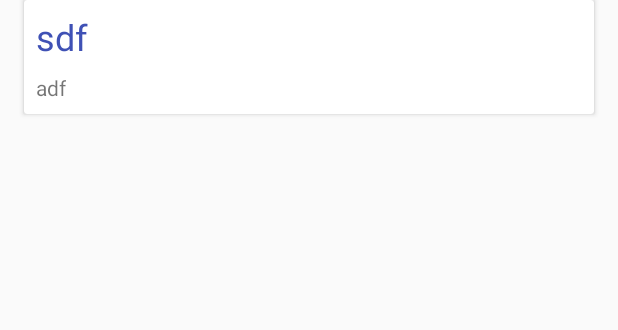
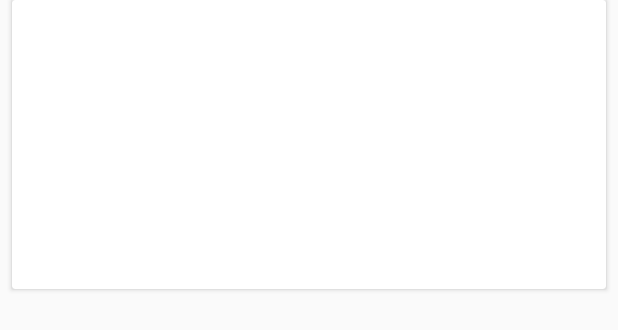
Before and after one commit to hikobe8/ChengduBuyHouse, an Android app: the layout item_query.xml on its own in the app's theme, with its tools: preview values and no code run, on a phone screen of 412 x 824 dp. Shown: the top 330 px of the screen. Run offline under Robolectric (Android 15) with nearby library versions, the phone set to English and light mode, and no system bars.

Commit message:
refactor ui of search

```diff
--- a/app/src/main/java/com/ray/chengdubuyhouse/bean/QueryResultBean.java
+++ b/app/src/main/java/com/ray/chengdubuyhouse/bean/QueryResultBean.java
@@ -19,7 +19,7 @@ public class QueryResultBean implements Parcelable {
     private String phone;
     private String startTime;
     private String endTime;
-    private String selectEndTime;
+    private String selectEndTime = "暂无";
     private String status;
     private boolean canSelect;
 
@@ -141,7 +141,8 @@ public class QueryResultBean implements Parcelable {
     }
 
     public void setSelectEndTime(String selectEndTime) {
-        this.selectEndTime = selectEndTime;
+        if (!TextUtils.isEmpty(selectEndTime))
+            this.selectEndTime = selectEndTime;
     }
 
     public String getStatus() {
--- a/app/src/main/java/com/ray/chengdubuyhouse/network/processor/QueryParseProcessor.java
+++ b/app/src/main/java/com/ray/chengdubuyhouse/network/processor/QueryParseProcessor.java
@@ -40,7 +40,7 @@ public class QueryParseProcessor implements IHtmlParseProcessor<List<QueryResult
             queryResultBean.setStartTime(trElement.child(8).text());
             queryResultBean.setEndTime(trElement.child(8).text());
             queryResultBean.setSelectEndTime(trElement.select("td.terminalTime").first().text());
-            queryResultBean.setStatus(trElement.child(10).text());
+            queryResultBean.setStatus(trElement.child(11).text());
             resultBeanList.add(queryResultBean);
         }
         if (!DistrictViewModel.sDataUpdated) {
--- a/app/src/main/res/layout/item_presell_house.xml
+++ b/app/src/main/res/layout/item_presell_house.xml
@@ -24,7 +24,7 @@
             <TextView
                 android:id="@+id/tv_address"
                 android:text="sdf"
-                android:textSize="24sp"
+                android:textSize="@dimen/text_size_big"
                 android:textColor="@color/colorPrimary"
                 android:layout_width="wrap_content"
                 android:layout_height="wrap_content"/>
@@ -32,6 +32,7 @@
             <TextView
                 android:id="@+id/tv_name"
                 android:text="adf"
+                android:textSize="@dimen/text_size_medium"
                 android:layout_marginTop="@dimen/nav_header_vertical_spacing"
                 android:layout_width="wrap_content"
                 android:layout_height="wrap_content"/>
--- a/app/src/main/res/layout/item_query.xml
+++ b/app/src/main/res/layout/item_query.xml
@@ -4,48 +4,96 @@
     xmlns:android="http://schemas.android.com/apk/res/android"
     android:layout_width="match_parent"
     android:layout_height="wrap_content"
-    android:layout_marginLeft="@dimen/activity_horizontal_margin"
-    android:layout_marginRight="@dimen/activity_horizontal_margin"
+    android:layout_marginLeft="@dimen/nav_header_vertical_spacing"
+    android:layout_marginRight="@dimen/nav_header_vertical_spacing"
     xmlns:app="http://schemas.android.com/apk/res-auto">
 
-    <LinearLayout
-        android:gravity="center_vertical"
-        android:orientation="horizontal"
+    <FrameLayout
+        android:padding="@dimen/nav_header_vertical_spacing"
         android:layout_width="match_parent"
-        android:layout_height="wrap_content">
+        android:layout_height="match_parent">
 
         <LinearLayout
-            android:padding="@dimen/nav_header_vertical_spacing"
+            android:gravity="center_vertical"
             android:orientation="vertical"
-            android:layout_width="0dp"
-            android:layout_weight="1"
+            android:layout_width="match_parent"
             android:layout_height="wrap_content">
 
+            <LinearLayout
+                android:orientation="horizontal"
+                android:layout_width="match_parent"
+                android:layout_height="wrap_content">
+
+                <TextView
+                    android:id="@+id/tv_address"
+                    android:textSize="21sp"
+                    android:textColor="@color/colorPrimary"
+                    android:layout_width="wrap_content"
+                    android:layout_height="wrap_content"/>
+
+                <TextView
+                    android:id="@+id/tv_name"
+                    android:textSize="18sp"
+                    android:layout_marginLeft="@dimen/activity_horizontal_margin"
+                    android:layout_width="wrap_content"
+                    android:layout_height="wrap_content"/>
+
+            </LinearLayout>
+
             <TextView
-                android:id="@+id/tv_address"
-                android:text="sdf"
-                android:textSize="24sp"
-                android:textColor="@color/colorPrimary"
+                android:id="@+id/tv_no"
+                android:layout_marginTop="@dimen/nav_header_vertical_spacing"
+                android:textSize="@dimen/normal_item_size_small"
+                android:layout_width="wrap_content"
+                android:layout_height="wrap_content"/>
+
+
+            <TextView
+                android:id="@+id/tv_range"
+                android:layout_marginTop="@dimen/nav_header_vertical_spacing"
+                android:textSize="@dimen/normal_item_size_small"
                 android:layout_width="wrap_content"
                 android:layout_height="wrap_content"/>
 
             <TextView
-                android:id="@+id/tv_name"
-                android:text="adf"
+                android:id="@+id/tv_count"
                 android:layout_marginTop="@dimen/nav_header_vertical_spacing"
+                android:textSize="@dimen/normal_item_size_small"
+                android:layout_width="wrap_content"
+                android:layout_height="wrap_content"/>
+
+            <TextView
+                android:id="@+id/tv_phone"
+                android:layout_marginTop="@dimen/nav_header_vertical_spacing"
+                android:textSize="@dimen/normal_item_size_small"
+                android:layout_width="wrap_content"
+                android:layout_height="wrap_content"/>
+
+            <TextView
+                android:id="@+id/tv_start_end_time"
+                android:layout_marginTop="@dimen/nav_header_vertical_spacing"
+                android:textSize="@dimen/normal_item_size_small"
+                android:layout_width="wrap_content"
+                android:layout_height="wrap_content"/>
+
+            <TextView
+                android:id="@+id/tv_select_time"
+                android:layout_marginTop="@dimen/nav_header_vertical_spacing"
+                android:textSize="@dimen/normal_item_size_small"
                 android:layout_width="wrap_content"
                 android:layout_height="wrap_content"/>
 
         </LinearLayout>
 
         <TextView
-            android:id="@+id/tv_date"
-            android:layout_marginRight="@dimen/nav_header_vertical_spacing"
-            android:textAppearance="?attr/actionMenuTextAppearance"
-            android:textColor="@color/colorPrimaryDark"
+            android:id="@+id/tv_status"
+            android:layout_gravity="end|center_vertical"
+            android:textSize="18sp"
+            android:textColor="@color/colorAccent"
             android:layout_width="wrap_content"
             android:layout_height="wrap_content"/>
 
-    </LinearLayout>
+    </FrameLayout>
+
 
 </android.support.v7.widget.CardView>
--- a/app/src/main/res/values/colors.xml
+++ b/app/src/main/res/values/colors.xml
@@ -1,6 +1,8 @@
 <?xml version="1.0" encoding="utf-8"?>
 <resources>
-    <color name="colorPrimary">#3F51B5</color>
-    <color name="colorPrimaryDark">#303F9F</color>
+    <color name="colorPrimary">@color/colorMain</color>
+    <color name="colorPrimaryDark">#759443</color>
     <color name="colorAccent">#FF4081</color>
+    <color name="colorMain">#94B164</color>
+    <color name="colorWaiting">#B1B064</color>
 </resources>
--- a/app/src/main/res/values/dimens.xml
+++ b/app/src/main/res/values/dimens.xml
@@ -9,4 +9,7 @@
     <dimen name="item_banner_height">114dp</dimen>
     <dimen name="item_name_text_size">12sp</dimen>
     <dimen name="item_name_text_margin">4dp</dimen>
+    <dimen name="normal_item_size_small">12sp</dimen>
+    <dimen name="text_size_big">21sp</dimen>
+    <dimen name="text_size_medium">16sp</dimen>
 </resources>
--- a/app/src/main/res/values/strings.xml
+++ b/app/src/main/res/values/strings.xml
@@ -8,4 +8,10 @@
     <string name="action_settings">Settings</string>
     <string name="pre_sell_detail_title">预售信息</string>
     <string name="title_query">查询房源</string>
+    <string name="text_query_no">预售证号 : %s</string>
+    <string name="text_query_range">预售范围 : %s</string>
+    <string name="text_query_count">住房套数 : %s</string>
+    <string name="text_query_phone">开发商咨询电话 : %s</string>
+    <string name="text_query_start_end_time">登记起始时间 : %s - %s</string>
+    <string name="text_query_select_time">选房结束时间 : %s</string>
 </resources>
```
Also changed, not shown: app/src/main/java/com/ray/chengdubuyhouse/activity/DistrictQueryActivity.java (+8 -6 lines), app/src/main/java/com/ray/chengdubuyhouse/adapter/QueryAdapter.java (+28 -0 lines).
